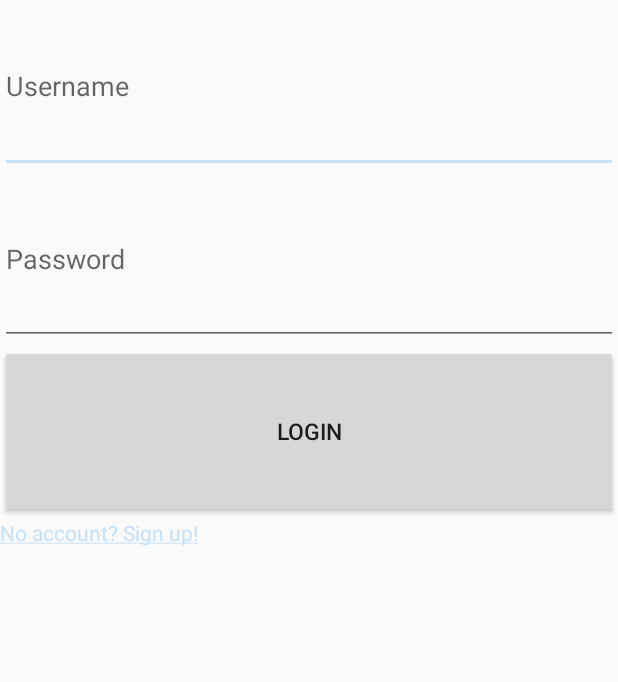
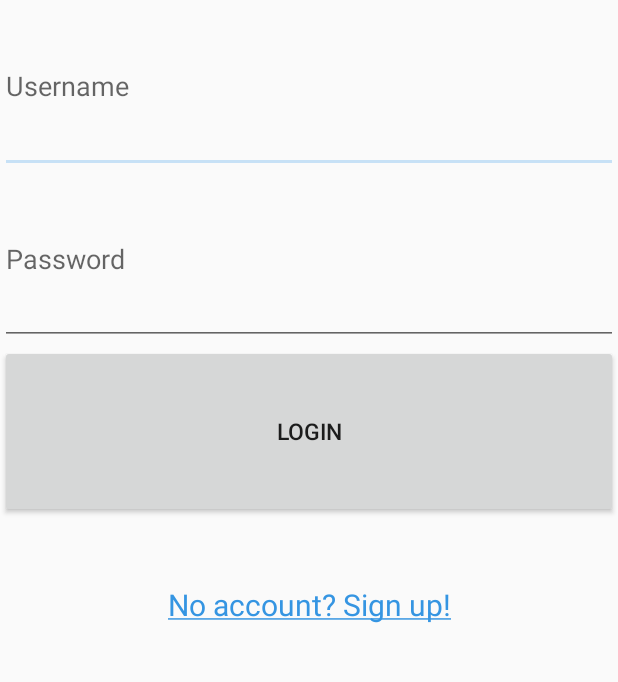
Before and after one commit to niehusst/GrammieGram-Android, an Android app: the SignInActivity screen opened directly, with no data from a screen before it, on a phone screen of 412 x 824 dp, the part 545-1227 px from its top. Run offline under Robolectric (Android 15) with nearby library versions, the phone set to English and light mode, and no system bars; 3 statements that could not run were skipped.

Commit message:
Centered Text

```diff
--- a/app/src/main/res/layout/sign_in.xml
+++ b/app/src/main/res/layout/sign_in.xml
@@ -5,6 +5,7 @@
     xmlns:app="http://schemas.android.com/apk/res-auto">
     <TextView
         android:id="@+id/error"
+        android:gravity="center"
         android:layout_height="0dp"
         android:layout_width="match_parent"
         style="@style/ErrorText"
@@ -44,8 +45,10 @@
     <TextView
         android:id="@+id/no_account"
         android:text="@string/no_account"
+        android:gravity="center"
         android:layout_height="0dp"
         android:layout_width="match_parent"
+        style="@style/LinkText"
         app:layout_constraintHeight_percent="0.15"
         app:layout_constraintTop_toBottomOf="@+id/sign_in_button" />
 
```
